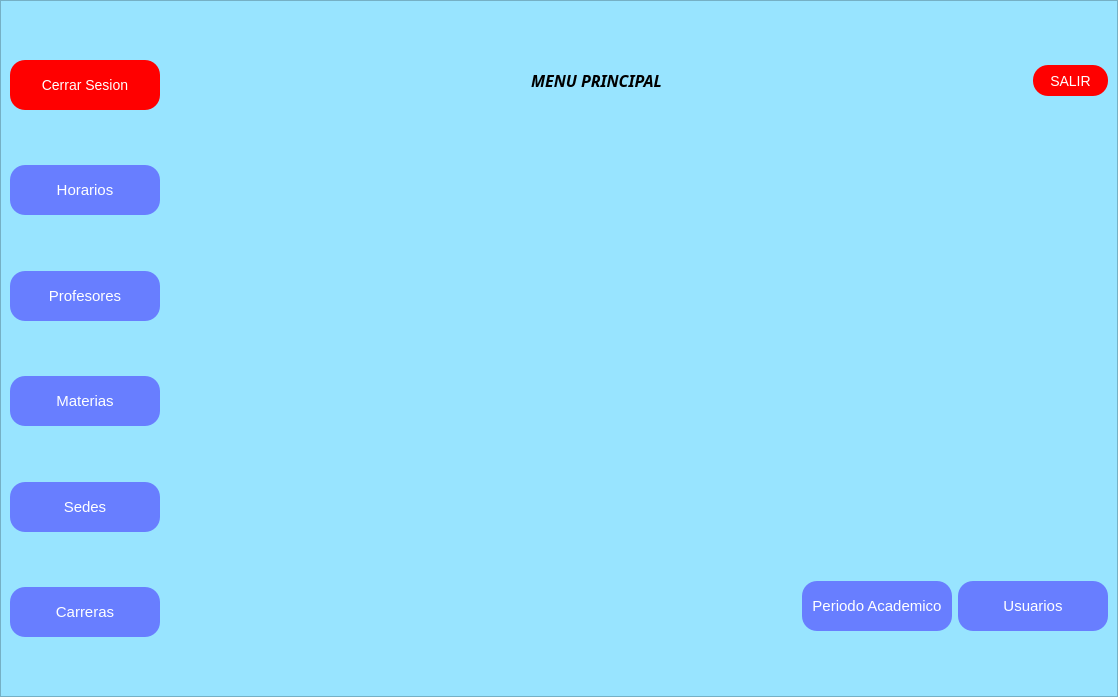
Before: the Qt Designer form ui/menu.ui in Reinaldito04/IUTA----HORARIOS, drawn with Qt 5.
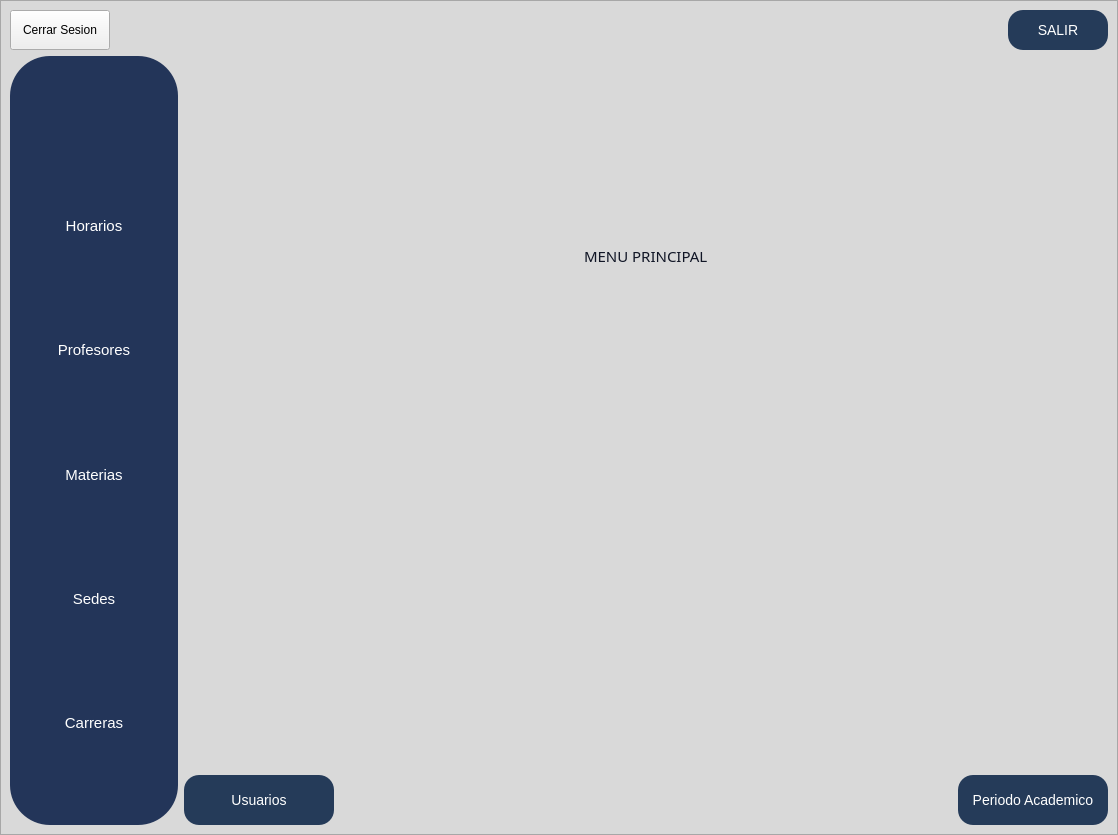
After: the same form once the commit is applied. Icons and pictures are not drawn.

What changed in the file:
```diff
--- a/ui/menu.ui
+++ b/ui/menu.ui
@@ -7,7 +7,7 @@
     <x>0</x>
     <y>0</y>
     <width>1118</width>
-    <height>697</height>
+    <height>835</height>
    </rect>
   </property>
   <property name="windowTitle">
@@ -33,7 +33,16 @@
     <item>
      <widget class="QFrame" name="frame">
       <property name="styleSheet">
-       <string notr="true">background-color:rgb(152, 228, 255);</string>
+       <string notr="true">QFrame{
+background-color:#D9D9D9;
+
+}
+QLineEdit{
+background-color: #7E94Bf;
+}
+QLabel{
+font-size:15px;
+color:#111626;}</string>
       </property>
       <property name="frameShape">
        <enum>QFrame::StyledPanel</enum>
@@ -41,41 +50,35 @@
       <property name="frameShadow">
        <enum>QFrame::Raised</enum>
       </property>
+      <layout class="QVBoxLayout" name="verticalLayout_5">
+       <item>
       <layout class="QHBoxLayout" name="horizontalLayout_5">
        <item>
-        <layout class="QVBoxLayout" name="verticalLayout">
-         <item>
-          <spacer name="verticalSpacer_4">
-           <property name="orientation">
-            <enum>Qt::Vertical</enum>
-           </property>
-           <property name="sizeHint" stdset="0">
-            <size>
-             <width>14</width>
-             <height>13</height>
-            </size>
-           </property>
-          </spacer>
-         </item>
-         <item>
           <widget class="QPushButton" name="bt_close">
            <property name="minimumSize">
             <size>
-             <width>150</width>
-             <height>50</height>
+             <width>100</width>
+             <height>40</height>
             </size>
            </property>
            <property name="maximumSize">
             <size>
-             <width>150</width>
-             <height>50</height>
+             <width>100</width>
+             <height>40</height>
             </size>
            </property>
            <property name="styleSheet">
-            <string notr="true">background-color:red;
+            <string notr="true">QPushButton{
+background-color:#253b59;
 color:white;
 font-size:14px;
-border-radius:15px;</string>
+border-radius:15px;
+}
+QPushButton::Hover{
+background-color:#637aa6;
+}
+font-size:14px;
+</string>
            </property>
            <property name="text">
             <string>Cerrar Sesion</string>
@@ -83,6 +86,91 @@
           </widget>
          </item>
          <item>
+          <spacer name="horizontalSpacer_2">
+           <property name="orientation">
+            <enum>Qt::Horizontal</enum>
+           </property>
+           <property name="sizeHint" stdset="0">
+            <size>
+             <width>40</width>
+             <height>20</height>
+            </size>
+           </property>
+          </spacer>
+         </item>
+         <item>
+          <widget class="QPushButton" name="bt_salir">
+           <property name="minimumSize">
+            <size>
+             <width>100</width>
+             <height>40</height>
+            </size>
+           </property>
+           <property name="maximumSize">
+            <size>
+             <width>100</width>
+             <height>40</height>
+            </size>
+           </property>
+           <property name="styleSheet">
+            <string notr="true">QPushButton{
+background-color:#253b59;
+color:white;
+font-size:14px;
+border-radius:15px;
+}
+QPushButton::Hover{
+background-color:#637aa6;
+}</string>
+           </property>
+           <property name="text">
+            <string>SALIR</string>
+           </property>
+          </widget>
+         </item>
+        </layout>
+       </item>
+       <item>
+        <layout class="QHBoxLayout" name="horizontalLayout_6">
+         <item>
+          <widget class="QFrame" name="frame_2">
+           <property name="styleSheet">
+            <string notr="true">QFrame{
+background-color:#233559;
+border-radius:40px;
+}
+QPushButton{
+background-color:#233559;
+color:#FFF;
+border-radius:15px;
+}
+QPushButton::Hover{
+background-color: #637aa6 ;
+}</string>
+           </property>
+           <property name="frameShape">
+            <enum>QFrame::StyledPanel</enum>
+           </property>
+           <property name="frameShadow">
+            <enum>QFrame::Raised</enum>
+           </property>
+           <layout class="QVBoxLayout" name="verticalLayout_4">
+            <item>
+             <layout class="QVBoxLayout" name="verticalLayout">
+              <item>
+               <spacer name="verticalSpacer_4">
+                <property name="orientation">
+                 <enum>Qt::Vertical</enum>
+                </property>
+                <property name="sizeHint" stdset="0">
+                 <size>
+                  <width>14</width>
+                  <height>13</height>
+                 </size>
+                </property>
+               </spacer>
+              </item>
+              <item>
           <spacer name="verticalSpacer_2">
            <property name="orientation">
             <enum>Qt::Vertical</enum>
@@ -110,10 +198,9 @@
             </size>
            </property>
            <property name="styleSheet">
-            <string notr="true">border-radius:15px;
-color:white;
+                 <string notr="true">
 font-size:15px;
-background-color: rgb(104, 126, 255);</string>
+</string>
            </property>
            <property name="text">
             <string>Horarios</string>
@@ -158,10 +245,8 @@
             </size>
            </property>
            <property name="styleSheet">
-            <string notr="true">border-radius:15px;
-color:white;
-font-size:15px;
-background-color: rgb(104, 126, 255);</string>
+                 <string notr="true">
+font-size:15px;</string>
            </property>
            <property name="text">
             <string>Profesores</string>
@@ -206,10 +291,8 @@
             </size>
            </property>
            <property name="styleSheet">
-            <string notr="true">border-radius:15px;
-color:white;
-font-size:15px;
-background-color: rgb(104, 126, 255);</string>
+                 <string notr="true">
+font-size:15px;</string>
            </property>
            <property name="text">
             <string>Materias</string>
@@ -254,10 +337,8 @@
             </size>
            </property>
            <property name="styleSheet">
-            <string notr="true">border-radius:15px;
-color:white;
-font-size:15px;
-background-color: rgb(104, 126, 255);</string>
+                 <string notr="true">
+font-size:15px;</string>
            </property>
            <property name="text">
             <string>Sedes</string>
@@ -302,10 +383,8 @@
             </size>
            </property>
            <property name="styleSheet">
-            <string notr="true">border-radius:15px;
-color:white;
-font-size:15px;
-background-color: rgb(104, 126, 255);</string>
+                 <string notr="true">
+font-size:15px;</string>
            </property>
            <property name="text">
             <string>Carreras</string>
@@ -337,12 +416,15 @@
          </item>
         </layout>
        </item>
+           </layout>
+          </widget>
+         </item>
        <item>
         <layout class="QVBoxLayout" name="verticalLayout_3">
          <item>
           <layout class="QHBoxLayout" name="horizontalLayout_2">
            <item>
-            <spacer name="horizontalSpacer_2">
+              <spacer name="horizontalSpacer_8">
              <property name="orientation">
               <enum>Qt::Horizontal</enum>
              </property>
@@ -358,13 +440,17 @@
             <widget class="QLabel" name="label">
              <property name="font">
               <font>
-               <family>Hack Nerd Font Mono</family>
-               <pointsize>12</pointsize>
-               <weight>75</weight>
-               <italic>true</italic>
-               <bold>true</bold>
-              </font>
-             </property>
+                 <family>Playbill</family>
+                 <pointsize>36</pointsize>
+                 <weight>50</weight>
+                 <italic>false</italic>
+                 <bold>false</bold>
+                </font>
+               </property>
+               <property name="styleSheet">
+                <string notr="true">font: 36pt &quot;Playbill&quot;;
+</string>
+               </property>
              <property name="text">
               <string>MENU PRINCIPAL</string>
              </property>
@@ -383,31 +469,6 @@
              </property>
             </spacer>
            </item>
-           <item>
-            <widget class="QPushButton" name="bt_salir">
-             <property name="minimumSize">
-              <size>
-               <width>75</width>
-               <height>31</height>
-              </size>
-             </property>
-             <property name="maximumSize">
-              <size>
-               <width>75</width>
-               <height>31</height>
-              </size>
-             </property>
-             <property name="styleSheet">
-              <string notr="true">background-color:red;
-color:white;
-font-size:14px;
-border-radius:15px;</string>
-             </property>
-             <property name="text">
-              <string>SALIR</string>
-             </property>
-            </widget>
-           </item>
           </layout>
          </item>
          <item>
@@ -442,7 +503,7 @@
              <property name="font">
               <font>
                <family>Hack Nerd Font Mono</family>
-               <pointsize>12</pointsize>
+                 <pointsize>-1</pointsize>
                <weight>75</weight>
                <italic>true</italic>
                <bold>true</bold>
@@ -503,7 +564,7 @@
              <property name="font">
               <font>
                <family>Hack Nerd Font Mono</family>
-               <pointsize>12</pointsize>
+                 <pointsize>-1</pointsize>
                <weight>75</weight>
                <italic>true</italic>
                <bold>true</bold>
@@ -540,6 +601,46 @@
          </item>
          <item>
           <layout class="QHBoxLayout" name="horizontalLayout">
+             <item>
+              <widget class="QPushButton" name="bt_users">
+               <property name="minimumSize">
+                <size>
+                 <width>150</width>
+                 <height>50</height>
+                </size>
+               </property>
+               <property name="maximumSize">
+                <size>
+                 <width>150</width>
+                 <height>50</height>
+                </size>
+               </property>
+               <property name="styleSheet">
+                <string notr="true">QPushButton{
+background-color:#253b59;
+color:white;
+font-size:14px;
+border-radius:15px;
+}
+QPushButton::Hover{
+background-color:#637aa6;
+}</string>
+               </property>
+               <property name="text">
+                <string>Usuarios</string>
+               </property>
+               <property name="icon">
+                <iconset>
+                 <normaloff>imagenes/user-fill.png</normaloff>imagenes/user-fill.png</iconset>
+               </property>
+               <property name="iconSize">
+                <size>
+                 <width>20</width>
+                 <height>20</height>
+                </size>
+               </property>
+              </widget>
+             </item>
            <item>
             <spacer name="horizontalSpacer">
              <property name="orientation">
@@ -568,10 +669,15 @@
               </size>
              </property>
              <property name="styleSheet">
-              <string notr="true">border-radius:15px;
+                <string notr="true">QPushButton{
+background-color:#253b59;
 color:white;
-font-size:15px;
-background-color: rgb(104, 126, 255);</string>
+font-size:14px;
+border-radius:15px;
+}
+QPushButton::Hover{
+background-color:#637aa6;
+}</string>
              </property>
              <property name="text">
               <string>Periodo Academico</string>
@@ -588,40 +694,7 @@
              </property>
             </widget>
            </item>
-           <item>
-            <widget class="QPushButton" name="bt_users">
-             <property name="minimumSize">
-              <size>
-               <width>150</width>
-               <height>50</height>
-              </size>
-             </property>
-             <property name="maximumSize">
-              <size>
-               <width>150</width>
-               <height>50</height>
-              </size>
-             </property>
-             <property name="styleSheet">
-              <string notr="true">border-radius:15px;
-color:white;
-font-size:15px;
-background-color: rgb(104, 126, 255);</string>
-             </property>
-             <property name="text">
-              <string>Usuarios</string>
-             </property>
-             <property name="icon">
-              <iconset>
-               <normaloff>imagenes/user-fill.png</normaloff>imagenes/user-fill.png</iconset>
-             </property>
-             <property name="iconSize">
-              <size>
-               <width>20</width>
-               <height>20</height>
-              </size>
-             </property>
-            </widget>
+            </layout>
            </item>
           </layout>
          </item>
```
Left out of the diff: 2 changed lines with no effect on the pictures. Lines whose indentation alone changed are shown as unchanged.
